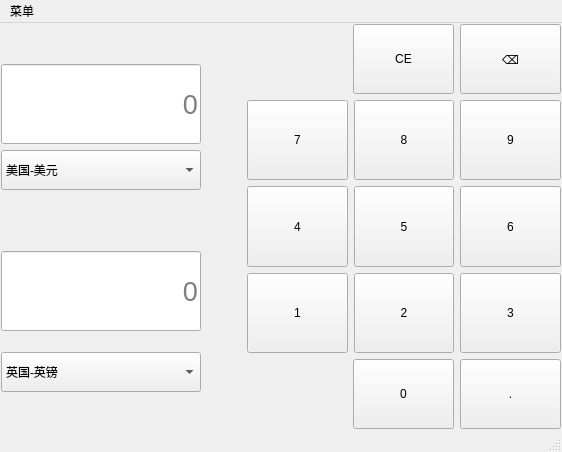
Qt form Calculator/currency.ui (HarveyLoradom/Code) before a commit.
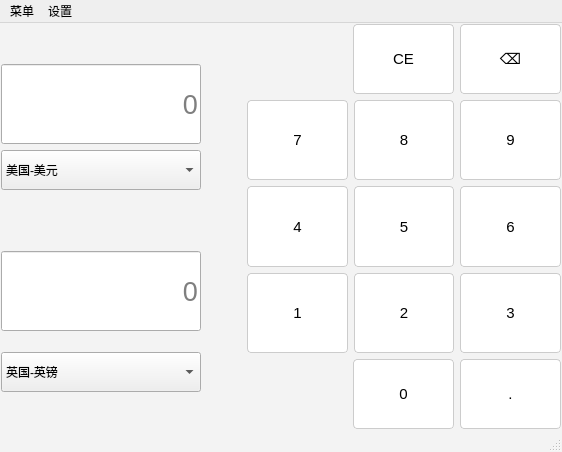
The same form after that commit. Icons and pictures are not drawn. Custom widgets are drawn as their Qt base class.

Patch:
```diff
--- a/Calculator/currency.ui
+++ b/Calculator/currency.ui
@@ -31,6 +31,19 @@
   <property name="windowTitle">
    <string>计算器</string>
   </property>
+  <property name="styleSheet">
+   <string notr="true"> QMainWindow {
+ background-color: #F3F3F3;
+ color: black; }
+ QPushButton {
+ background-color: #FFFFFF; 
+color: black; 
+font-size:15px;
+border: 1px solid #ccc;
+ border-radius: 4px; }
+ QPushButton:hover { 
+background-color: #F3F3F3; }</string>
+  </property>
   <widget class="QWidget" name="centralwidget">
    <layout class="QGridLayout" name="gridLayout">
     <property name="leftMargin">
@@ -658,7 +671,18 @@
     <addaction name="currency"/>
     <addaction name="Capacity"/>
    </widget>
+   <widget class="QMenu" name="menu_2">
+    <property name="title">
+     <string>设置</string>
+    </property>
+    <addaction name="Theme"/>
+    <addaction name="Background"/>
+    <addaction name="Font"/>
+    <addaction name="FontColor"/>
+    <addaction name="FontBackgroundColor"/>
+   </widget>
    <addaction name="menu"/>
+   <addaction name="menu_2"/>
   </widget>
   <widget class="QStatusBar" name="statusbar"/>
   <action name="Standard">
```
Left out of the diff: 69 changed lines with no effect on the pictures.
